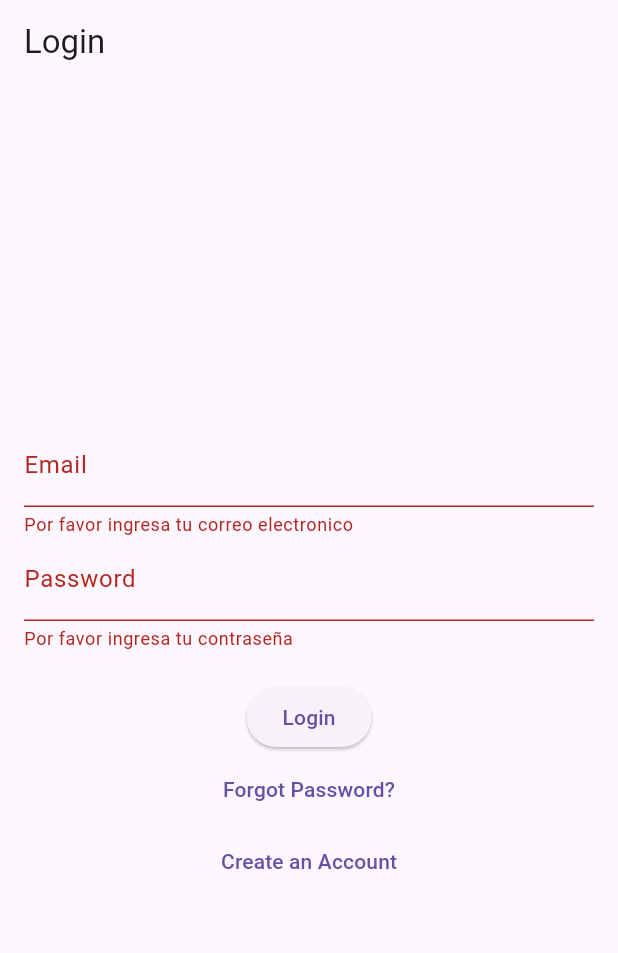
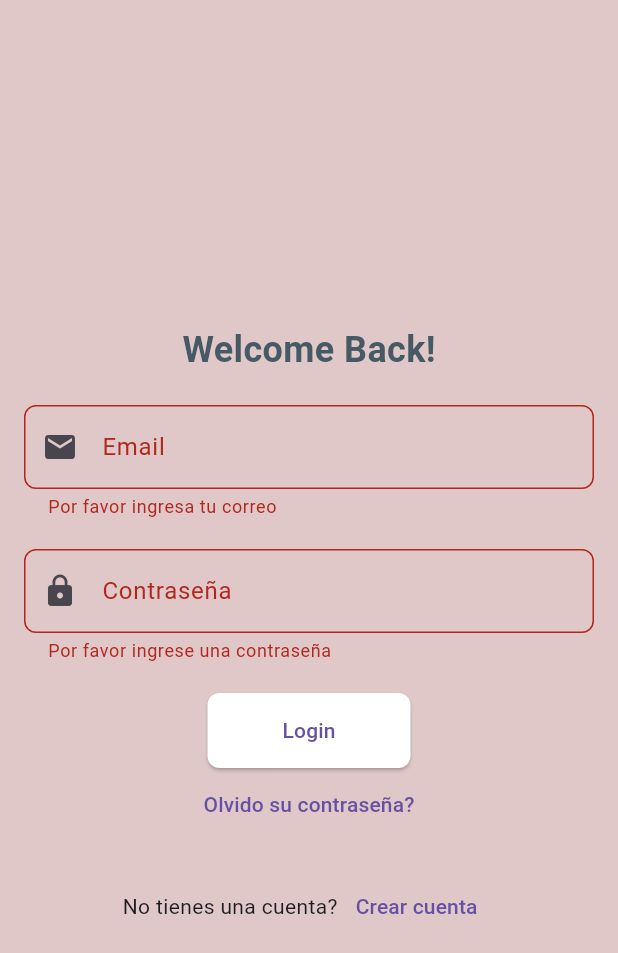
Before and after one commit to Progra-Movil-917/Examen2_617111397, a Flutter app: the screen it shows after launch, after a tap on "Login", on a phone screen of 412 x 824 dp. Shown: the top 953 px of the screen. Run offline on Flutter 3.47's test engine with Material 3 defaults, Android fonts, the phone set to English and light mode, and no system bars; our stand-ins replace cloud_firestore, firebase_auth, firebase_core; accounts and stored records are empty.

Commit message:
Diseño en pantalla login

```diff
--- a/lib/pages/login.dart
+++ b/lib/pages/login.dart
@@ -1,6 +1,5 @@
 import 'package:flutter/material.dart';
 import 'package:firebase_auth/firebase_auth.dart';
-import 'package:examen_2_617111397/services/firestore.dart';
 
 class LoginScreen extends StatefulWidget {
   const LoginScreen({super.key});
@@ -37,7 +36,7 @@ class _LoginScreenState extends State<LoginScreen> {
 
   void _resetPassword() async {
     if (_emailController.text.isEmpty) {
-      _showErrorDialog('Por favor ingresa tu correo electronico');
+      _showErrorDialog('Please enter your email to reset password.');
       return;
     }
     try {
@@ -89,61 +88,98 @@ class _LoginScreenState extends State<LoginScreen> {
   @override
   Widget build(BuildContext context) {
     return Scaffold(
-      appBar: AppBar(
-        title: const Text('Login'),
-      ),
-      body: Padding(
+      backgroundColor: Color.fromARGB(255, 224, 200, 200),
+      body: Center(
+        child: SingleChildScrollView(
           padding: const EdgeInsets.all(16.0),
           child: Form(
             key: _formKey,
             child: Column(
               mainAxisAlignment: MainAxisAlignment.center,
               children: <Widget>[
+                const SizedBox(height: 20),
+                Text(
+                  'Welcome Back!',
+                  style: TextStyle(
+                    fontSize: 24,
+                    fontWeight: FontWeight.bold,
+                    color: Colors.blueGrey[700],
+                  ),
+                ),
+                const SizedBox(height: 20),
                 TextFormField(
                   controller: _emailController,
                   keyboardType: TextInputType.emailAddress,
-                decoration: const InputDecoration(labelText: 'Email'),
+                  decoration: InputDecoration(
+                    labelText: 'Email',
+                    border: OutlineInputBorder(
+                      borderRadius: BorderRadius.circular(8.0),
+                    ),
+                    prefixIcon: Icon(Icons.email),
+                  ),
                   validator: (value) {
                     if (value == null || value.isEmpty) {
-                    return 'Por favor ingresa tu correo electronico';
+                      return 'Por favor ingresa tu correo';
                     }
                     if (!RegExp(r'^[^@]+@[^@]+\.[^@]+').hasMatch(value)) {
-                    return 'Por favor ingresa un correo electronico valido';
+                      return 'Por favor ingrese un correo valido';
                     }
                     return null;
                   },
                 ),
+                const SizedBox(height: 20),
                 TextFormField(
                   controller: _passwordController,
                   obscureText: true,
-                decoration: const InputDecoration(labelText: 'Password'),
+                  decoration: InputDecoration(
+                    labelText: 'Contraseña',
+                    border: OutlineInputBorder(
+                      borderRadius: BorderRadius.circular(8.0),
+                    ),
+                    prefixIcon: Icon(Icons.lock),
+                  ),
                   validator: (value) {
                     if (value == null || value.isEmpty) {
-                    return 'Por favor ingresa tu contraseña';
+                      return 'Por favor ingrese una contraseña';
                     }
                     if (value.length < 6) {
-                    return 'Contraseña debe tener al menos 6 caracteres';
+                      return 'Por favor ingrese una contraseña de al menos 6 caracteres';
                     }
                     return null;
                   },
                 ),
                 const SizedBox(height: 20),
                 ElevatedButton(
+                  style: ElevatedButton.styleFrom(
+                    backgroundColor: Color.fromARGB(255, 255, 255, 255),
+                    padding: const EdgeInsets.symmetric(horizontal: 50, vertical: 15),
+                    shape: RoundedRectangleBorder(
+                      borderRadius: BorderRadius.circular(8.0),
+                    ),
+                  ),
                   child: const Text('Login'),
                   onPressed: _login,
                 ),
                 TextButton(
-                child: const Text('Forgot Password?'),
+                  child: const Text('Olvido su contraseña?'),
                   onPressed: _resetPassword,
                 ),
+                const SizedBox(height: 20),
+                Row(
+                  mainAxisAlignment: MainAxisAlignment.center,
+                  children: <Widget>[
+                    const Text('No tienes una cuenta?'),
                     TextButton(
-                child: const Text('Create an Account'),
+                      child: const Text('Crear cuenta'),
                       onPressed: () {
                         Navigator.pushNamed(context, '/register');
                       },
                     ),
                   ],
                 ),
+              ],
+            ),
+          ),
         ),
       ),
     );
```
Also changed, not shown: lib/pages/home_page.dart (+13 -13 lines). Lines whose indentation alone changed are shown as unchanged.
